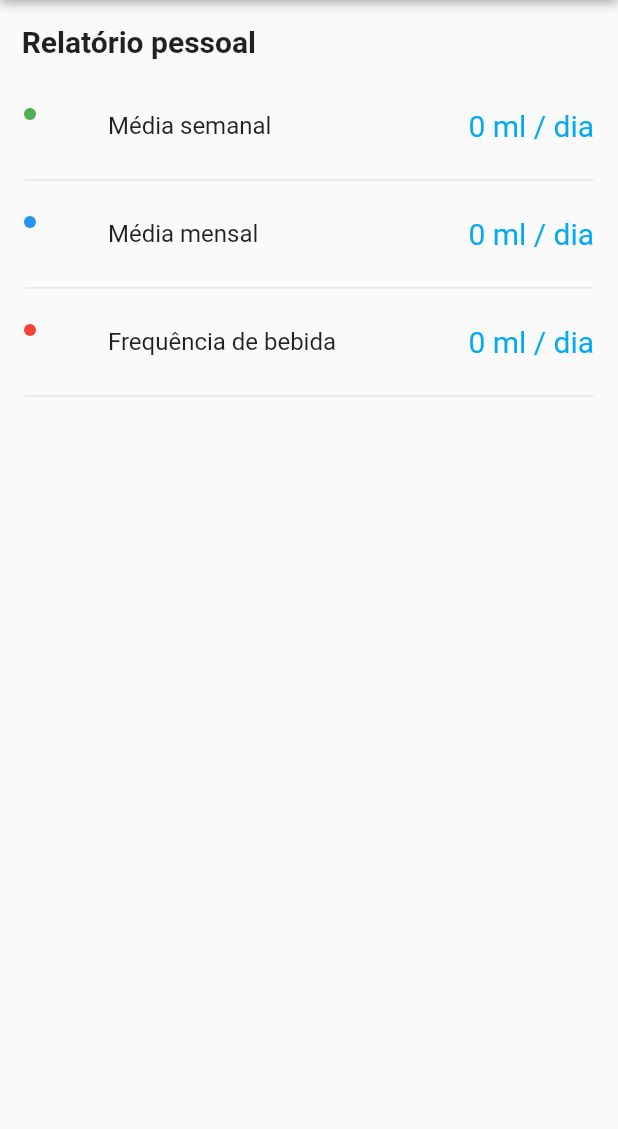
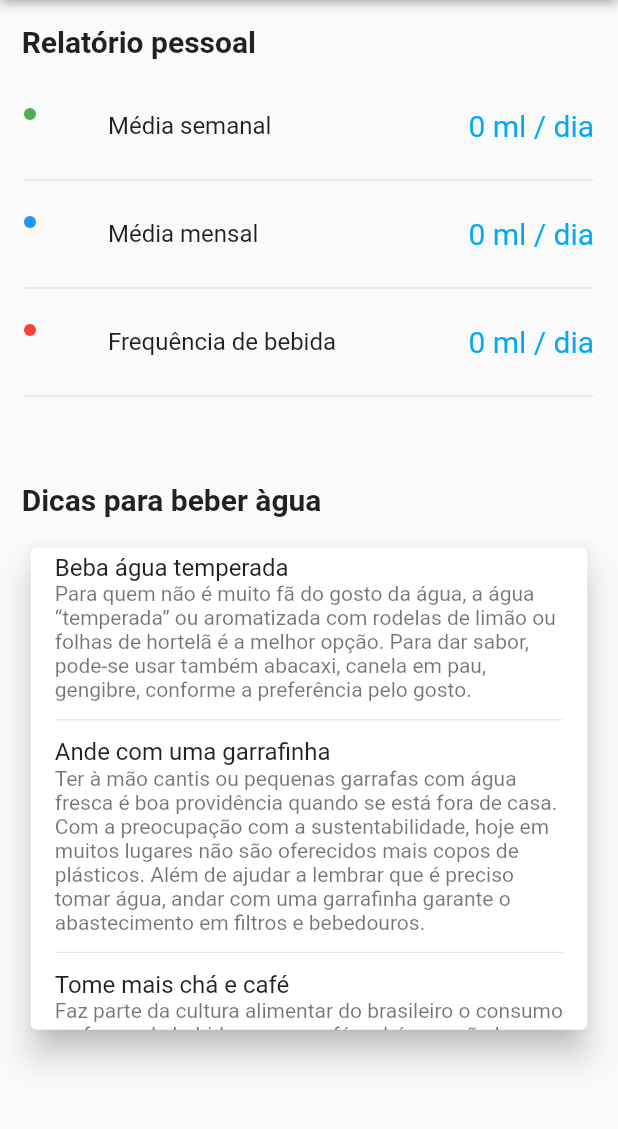
Before and after one commit to MateusHBR/myWaterReminder, a Flutter app: the screen it shows after launch, tab 2 chosen, on a phone screen of 412 x 824 dp, the part 84-1213 px from its top. Run offline on Flutter 3.47's test engine with Material 2 defaults, Android fonts, the phone set to English and light mode, and no system bars.

Commit message:
configurando tela de relatório(não finalizada).

```diff
--- a/lib/view/relatory_screen.dart
+++ b/lib/view/relatory_screen.dart
@@ -33,6 +33,100 @@ class RelatoryScreen extends StatelessWidget {
           color: Colors.red,
           title: 'Frequência de bebida',
         ),
+        SizedBox(
+          height: size.height * 0.04,
+        ),
+        Padding(
+          padding: EdgeInsets.only(
+            left: size.width * 0.035,
+            top: size.height * 0.02,
+            bottom: size.height * 0.02,
+          ),
+          child: Text(
+            'Dicas para beber àgua',
+            style: TextStyle(
+              fontSize: 20,
+              fontWeight: FontWeight.bold,
+            ),
+          ),
+        ),
+        Container(
+          height: size.height * 0.4,
+          padding: EdgeInsets.symmetric(horizontal: size.height * 0.02),
+          child: Card(
+            elevation: 9,
+            child: ListView(
+              children: <Widget>[
+                ListTile(
+                  title: Text('Beba água temperada'),
+                  subtitle: Text(
+                    'Para quem não é muito fã do gosto da água, a água “temperada” ou aromatizada com rodelas de limão ou folhas de hortelã é a melhor opção. Para dar sabor, pode-se usar também abacaxi, canela em pau, gengibre, conforme a preferência pelo gosto.',
+                  ),
+                ),
+                Padding(
+                  padding: EdgeInsets.symmetric(
+                    horizontal: size.height * 0.02,
+                  ),
+                  child: Divider(),
+                ),
+                ListTile(
+                  title: Text('Ande com uma garrafinha'),
+                  subtitle: Text(
+                    'Ter à mão cantis ou pequenas garrafas com água fresca é boa providência quando se está fora de casa. Com a preocupação com a sustentabilidade, hoje em muitos lugares não são oferecidos mais copos de plásticos. Além de ajudar a lembrar que é preciso tomar água, andar com uma garrafinha garante o abastecimento em filtros e bebedouros.',
+                  ),
+                ),
+                Padding(
+                  padding: EdgeInsets.symmetric(
+                    horizontal: size.height * 0.02,
+                  ),
+                  child: Divider(),
+                ),
+                ListTile(
+                  title: Text('Tome mais chá e café'),
+                  subtitle: Text(
+                    'Faz parte da cultura alimentar do brasileiro o consumo na forma de bebidas como café e chá, que são boas fontes de líquido. Entretanto, neste caso, convém não adicionar açúcar ou, pelo menos, reduzir a quantidade ao mínimo.',
+                  ),
+                ),
+                Padding(
+                  padding: EdgeInsets.symmetric(
+                    horizontal: size.height * 0.02,
+                  ),
+                  child: Divider(),
+                ),
+                ListTile(
+                  title: Text('Coma mais frutas e verduras'),
+                  subtitle: Text(
+                    'A maioria dos alimentos in natura ou minimamente processados e as preparações com esses alimentos têm alto conteúdo de água. O leite e a maior parte das frutas contêm entre 80% e 90% de água. Verduras e legumes cozidos ou na forma de saladas costumam ter mais do que 90% do seu peso em água. Após o cozimento, macarrão, batata ou mandioca têm cerca de 70% de água. Um prato de feijão com arroz é constituído de dois terços de água. Quando a alimentação é baseada nesses alimentos e preparações, é usual que forneçam cerca de metade da água que precisamos ingerir.',
+                  ),
+                ),
+                Padding(
+                  padding: EdgeInsets.symmetric(
+                    horizontal: size.height * 0.02,
+                  ),
+                  child: Divider(),
+                ),
+                ListTile(
+                  title: Text('Tome um copo antes das refeições'),
+                  subtitle: Text(
+                    'Antes do café da manhã, dos lanches, do almoço e do jantar, tome um copo de água. Essa é uma estratégia indicada para os esquecidos, que assim podem garantir a ingestão de pelo menos cinco copos de água por dia.',
+                  ),
+                ),
+                Padding(
+                  padding: EdgeInsets.symmetric(
+                    horizontal: size.height * 0.02,
+                  ),
+                  child: Divider(),
+                ),
+                ListTile(
+                  title: Text('Beba água com gás e limão'),
+                  subtitle: Text(
+                    'Essa é uma dica especial para quem gosta de refrigerante: trocar pela água com gás e limão. Refrigerantes e vários tipos de bebidas adoçadas possuem alta proporção de água, mas contêm açúcar ou adoçantes artificiais e vários aditivos, razão pela qual não podem ser considerados fontes adequadas para hidratação.',
+                  ),
+                ),
+              ],
+            ),
+          ),
+        )
       ],
     );
   }
```
